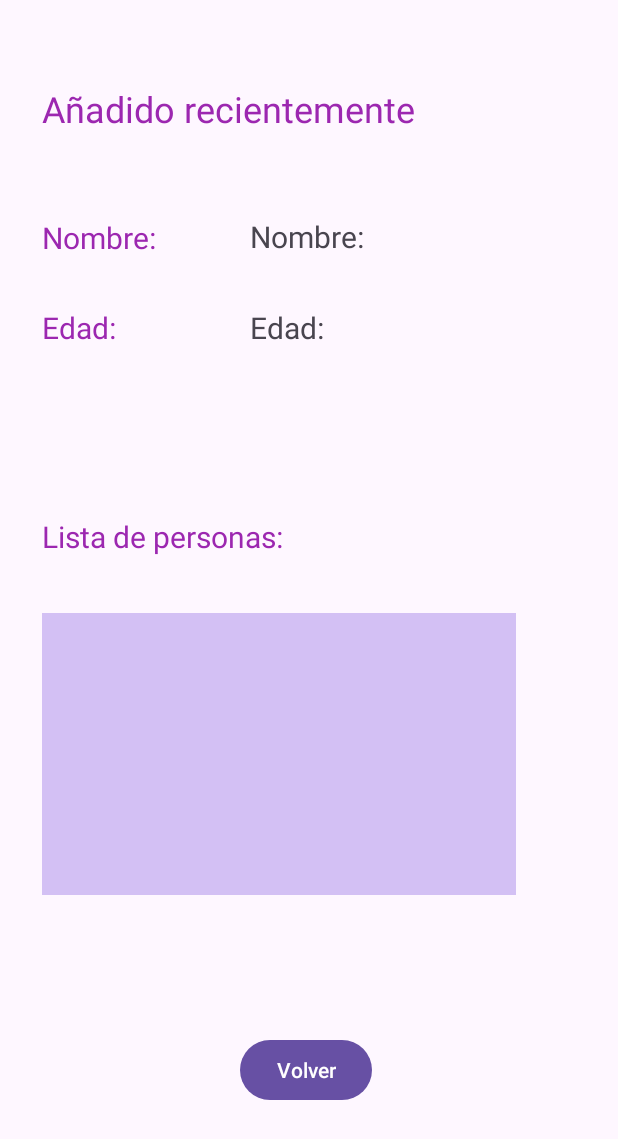
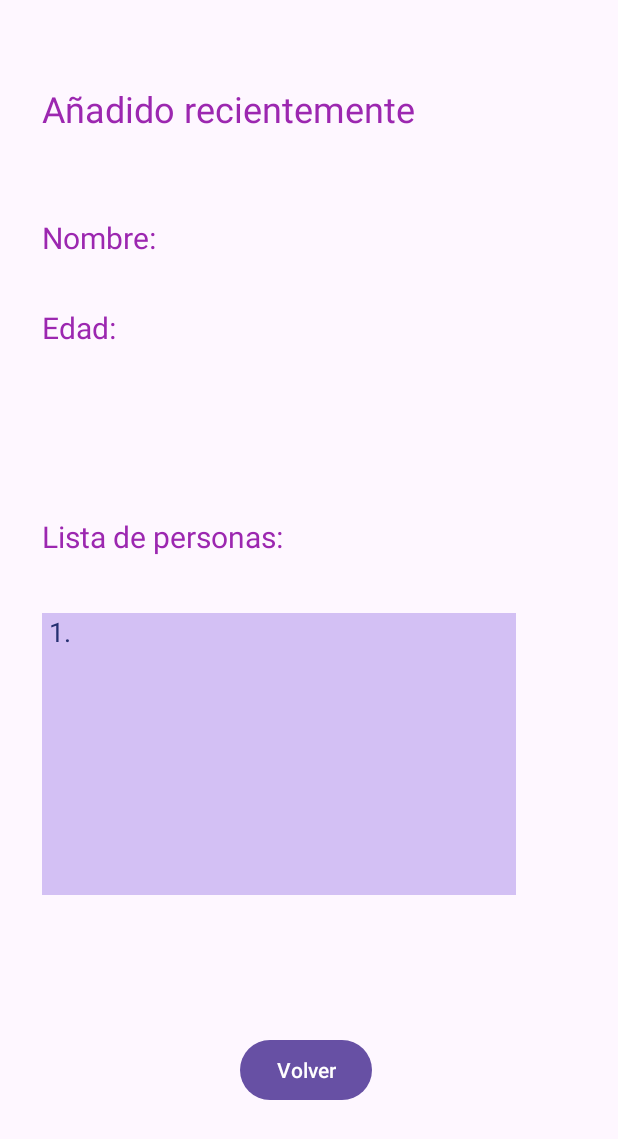
Before and after one commit to Daponte18/EjercicioDam2AndroidStudio, an Android app: the screen it shows after launch (Ventana2), after a tap on "Añadir", on a phone screen of 412 x 824 dp. Shown: the top 1139 px of the screen. Run offline under Robolectric (Android 15) with nearby library versions, the phone set to English and light mode, and no system bars.

Commit message:
Tercer commit, final de la app

```diff
--- a/VariosActivitysConDatos/app/src/main/java/com/example/variosactivivtycondatos/MainActivity.kt
+++ b/VariosActivitysConDatos/app/src/main/java/com/example/variosactivivtycondatos/MainActivity.kt
@@ -23,11 +23,11 @@ class MainActivity : AppCompatActivity() {
     }
 
     private fun cambiarVentana() {
-       // lateinit var binding: ActivityVentana2Binding
 
-        //binding=ActivityVentana2Binding.inflate(layoutInflater)
-        //setContentView(binding.root)
         var miIntent: Intent =Intent(this, Ventana2::class.java)
+
+        miIntent.putExtra("nombre", binding.cajaNombre.text.toString())
+        miIntent.putExtra("edad", binding.cajaEdad.text.toString())
         startActivity(miIntent)
 
     }
--- a/VariosActivitysConDatos/app/src/main/java/com/example/variosactivivtycondatos/Ventana2.kt
+++ b/VariosActivitysConDatos/app/src/main/java/com/example/variosactivivtycondatos/Ventana2.kt
@@ -1,11 +1,41 @@
 package com.example.variosactivivtycondatos
 
+import android.content.Intent
 import androidx.appcompat.app.AppCompatActivity
 import android.os.Bundle
+import com.example.variosactivivtycondatos.databinding.ActivityMainBinding
+import com.example.variosactivivtycondatos.databinding.ActivityVentana2Binding
+import modelo.AlmacenPersonas
+import modelo.AlmacenPersonas.personas
+import modelo.Persona
 
 class Ventana2 : AppCompatActivity() {
+    lateinit var binding: ActivityVentana2Binding
     override fun onCreate(savedInstanceState: Bundle?) {
         super.onCreate(savedInstanceState)
-        setContentView(R.layout.activity_ventana2)
+        binding = ActivityVentana2Binding.inflate(layoutInflater)
+        setContentView(binding.root)
+        var nombre = intent.getStringExtra("nombre")
+        var edad = intent.getStringExtra("edad")
+        var persona: Persona =Persona(nombre,edad)
+        binding.cajaNombre.setText(nombre.toString())
+        binding.cajaEdad.setText(edad.toString())
+
+
+        AlmacenPersonas.anadirPersona(persona)
+        var cadena: String =""
+        var i:Int=1
+        for (p in AlmacenPersonas.personas){
+            cadena= " "+i+". "+p.nombre+" "+p.edad+ "\n"+"\n"
+            i++
+            binding.multiLine.setText(cadena)
+        }
+
+        binding.boton.setOnClickListener {
+
+            finish()
+        }
+
     }
+
 }
--- /dev/null
+++ b/VariosActivitysConDatos/app/src/main/java/modelo/AlmacenPersonas.kt
@@ -0,0 +1,10 @@
+package modelo
+
+object AlmacenPersonas {
+
+    var personas =ArrayList<Persona>()
+
+    fun anadirPersona(p:Persona){
+        personas.add(p)
+    }
+}
--- /dev/null
+++ b/VariosActivitysConDatos/app/src/main/java/modelo/Persona.kt
@@ -0,0 +1,3 @@
+package modelo
+
+data class Persona(val nombre: String?, val edad: String?)
```
